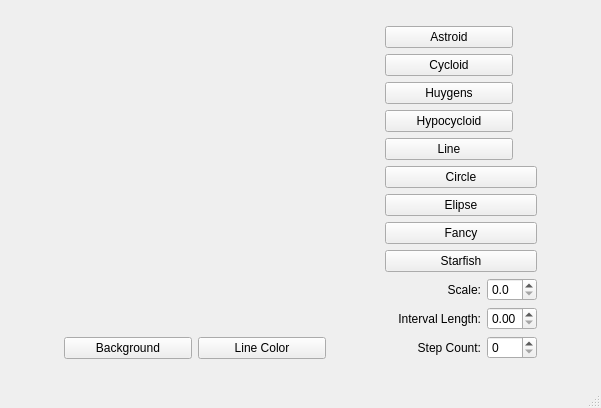
Before: the Qt Designer form mainwindow.ui in oIIPRESTONIIo/QtCurves, drawn with Qt 5.
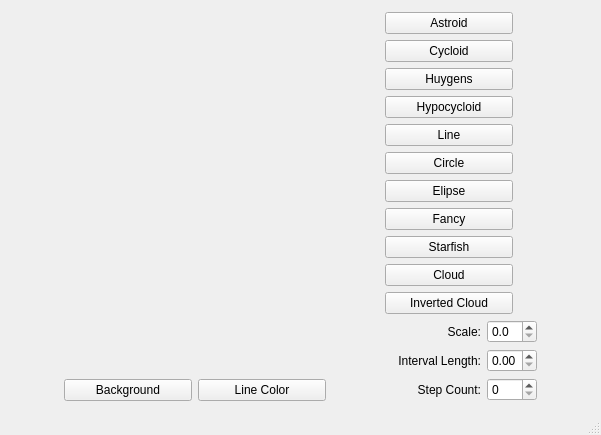
After: the same form once the commit is applied. Custom widgets are drawn as their Qt base class.

Commit message: Final application. Added two "cloud" shapes, cleaned up the UI a bit.

The edit to the form file:
```diff
--- a/mainwindow.ui
+++ b/mainwindow.ui
@@ -7,7 +7,7 @@
     <x>0</x>
     <y>0</y>
     <width>601</width>
-    <height>408</height>
+    <height>435</height>
    </rect>
   </property>
   <property name="windowTitle">
@@ -126,7 +126,7 @@
        <widget class="QPushButton" name="btnCircle">
         <property name="maximumSize">
          <size>
-          <width>16777215</width>
+          <width>128</width>
           <height>16777215</height>
          </size>
         </property>
@@ -137,6 +137,12 @@
       </item>
       <item>
        <widget class="QPushButton" name="btnElipse">
+        <property name="maximumSize">
+         <size>
+          <width>128</width>
+          <height>16777215</height>
+         </size>
+        </property>
         <property name="text">
          <string>Elipse</string>
         </property>
@@ -144,6 +150,12 @@
       </item>
       <item>
        <widget class="QPushButton" name="btnFancy">
+        <property name="maximumSize">
+         <size>
+          <width>128</width>
+          <height>16777215</height>
+         </size>
+        </property>
         <property name="text">
          <string>Fancy</string>
         </property>
@@ -151,11 +163,43 @@
       </item>
       <item>
        <widget class="QPushButton" name="btnStarfish">
+        <property name="maximumSize">
+         <size>
+          <width>128</width>
+          <height>16777215</height>
+         </size>
+        </property>
         <property name="text">
          <string>Starfish</string>
         </property>
        </widget>
       </item>
+      <item>
+       <widget class="QPushButton" name="btnCloud">
+        <property name="maximumSize">
+         <size>
+          <width>128</width>
+          <height>16777215</height>
+         </size>
+        </property>
+        <property name="text">
+         <string>Cloud</string>
+        </property>
+       </widget>
+      </item>
+      <item>
+       <widget class="QPushButton" name="btnCloud2">
+        <property name="maximumSize">
+         <size>
+          <width>128</width>
+          <height>16777215</height>
+         </size>
+        </property>
+        <property name="text">
+         <string>Inverted Cloud</string>
+        </property>
+       </widget>
+      </item>
       <item>
        <layout class="QHBoxLayout" name="horizontalLayout">
         <item>
```
The commit also changes 5 other files.
